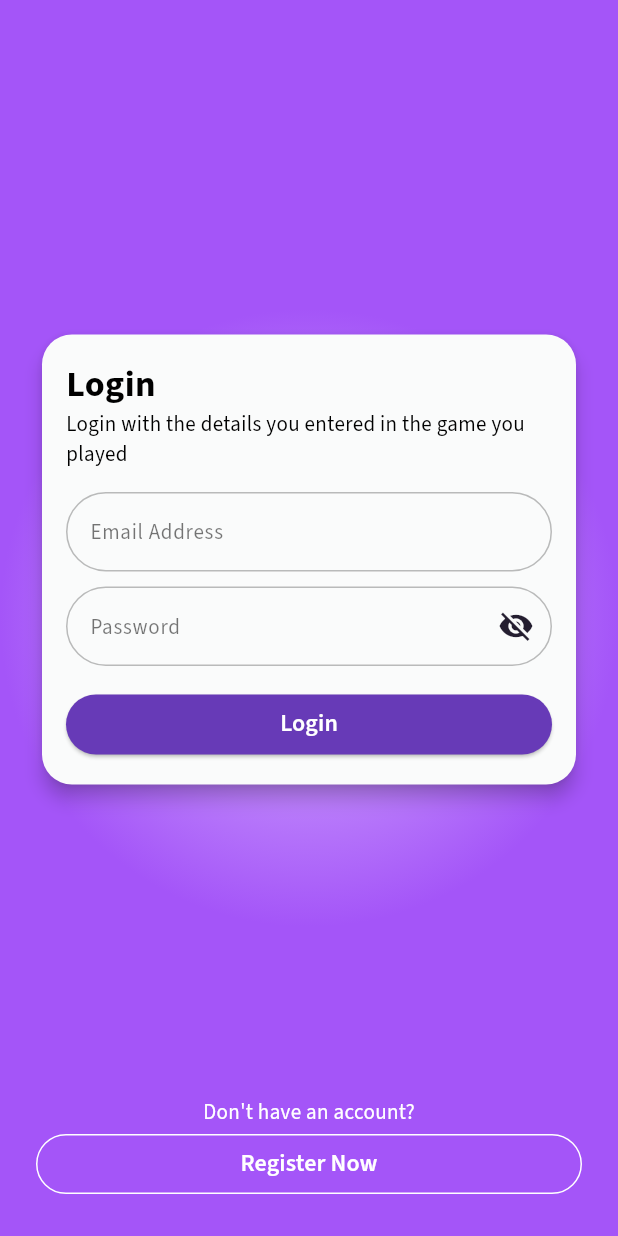
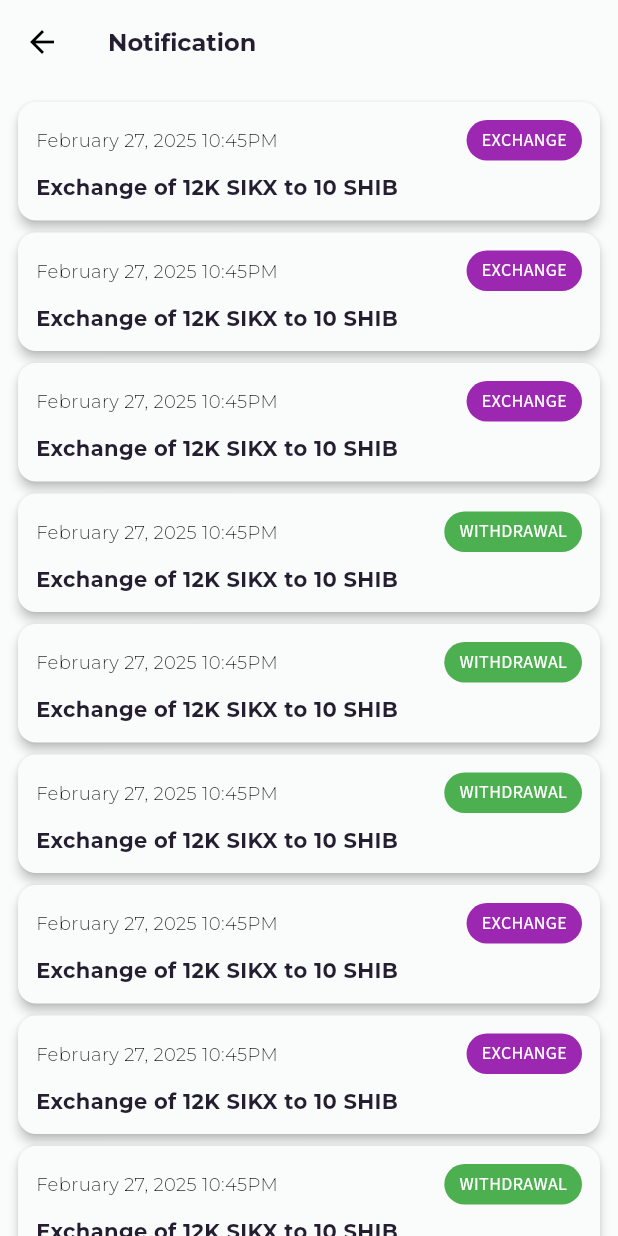
Before and after one commit to levantestudios5/sikka_wallet, a Flutter app: the screen it shows after launch, on a phone screen of 412 x 824 dp. Run offline on Flutter 3.47's test engine with Material 3 defaults, Android fonts, the phone set to English and light mode, and no system bars; our stand-ins replace another_flushbar, dio, event_bus, flutter_mobx, get_it, google_fonts and 3 more; generated files the repository leaves out were written again; project files that could hold a hidden picture were left out.

Commit message:
style(notification): added notification screen

```diff
--- /dev/null
+++ b/assets/json/feed_data.json
@@ -0,0 +1,92 @@
+[
+  {
+    "date": "February 27, 2025",
+    "title": "SikkaX Coin Launching Date",
+    "description": "Our SikkaX Coin is launching soon! In next July, 2026 we are launching SikkaX publicly.",
+    "image": "https://picsum.photos/400/200"
+  },
+  {
+    "date": "March 15, 2025",
+    "title": "Blockchain Security Update",
+    "description": "We have upgraded our blockchain security to enhance transaction safety and prevent fraud.",
+    "image": "https://picsum.photos/401/200"
+  },
+  {
+    "date": "April 2, 2025",
+    "title": "SikkaX Wallet New Features",
+    "description": "Our latest update brings enhanced security and seamless integration with multiple crypto platforms.",
+    "image": "https://picsum.photos/402/200"
+  },
+  {
+    "date": "April 20, 2025",
+    "title": "SikkaX Conference 2025",
+    "description": "Join us for the SikkaX Conference where top industry leaders discuss the future of digital currency.",
+    "image": "https://picsum.photos/403/200"
+  },
+  {
+    "date": "May 5, 2025",
+    "title": "SikkaX Staking Rewards Increased",
+    "description": "We are increasing our staking rewards for early adopters. Earn more by staking your coins now!",
+    "image": "https://picsum.photos/404/200"
+  },
+  {
+    "date": "May 25, 2025",
+    "title": "SikkaX Mobile App Released",
+    "description": "The official SikkaX mobile app is now available for download on iOS and Android.",
+    "image": "https://picsum.photos/405/200"
+  },
+  {
+    "date": "June 10, 2025",
+    "title": "Partnership with Global Exchanges",
+    "description": "SikkaX is now officially listed on multiple global crypto exchanges for seamless trading.",
+    "image": "https://picsum.photos/406/200"
+  },
+  {
+    "date": "June 30, 2025",
+    "title": "NFT Marketplace Launch",
+    "description": "We are launching our NFT marketplace for creators and collectors to trade exclusive digital assets.",
+    "image": "https://picsum.photos/407/200"
+  },
+  {
+    "date": "July 15, 2025",
+    "title": "New Payment Gateway Integration",
+    "description": "SikkaX can now be used to make payments at major retailers worldwide.",
+    "image": "https://picsum.photos/408/200"
+  },
+  {
+    "date": "August 1, 2025",
+    "title": "Major Software Upgrade",
+    "description": "Our core software has been upgraded to improve performance and reduce transaction times.",
+    "image": "https://picsum.photos/409/200"
+  },
+  {
+    "date": "August 20, 2025",
+    "title": "SikkaX Debit Card Announcement",
+    "description": "We are introducing a SikkaX debit card, allowing users to spend their crypto anywhere.",
+    "image": "https://picsum.photos/410/200"
+  },
+  {
+    "date": "September 5, 2025",
+    "title": "Community Airdrop Event",
+    "description": "A special airdrop event is coming for our loyal community members!",
+    "image": "https://picsum.photos/411/200"
+  },
+  {
+    "date": "September 25, 2025",
+    "title": "SikkaX Smart Contracts",
+    "description": "We are launching smart contract capabilities for developers to build on our blockchain.",
+    "image": "https://picsum.photos/412/200"
+  },
+  {
+    "date": "October 10, 2025",
+    "title": "Major Exchange Listing",
+    "description": "SikkaX will be listed on one of the top global exchanges soon. Stay tuned!",
+    "image": "https://picsum.photos/413/200"
+  },
+  {
+    "date": "November 1, 2025",
+    "title": "SikkaX Global Expansion",
+    "description": "We are expanding our services to new countries to increase adoption and accessibility.",
+    "image": "https://picsum.photos/414/200"
+  }
+]
--- /dev/null
+++ b/assets/json/notifications.json
@@ -0,0 +1,47 @@
+[
+  {
+    "date": "February 27, 2025 10:45PM",
+    "message": "Exchange of 12K SIKX to 10 SHIB",
+    "type": "EXCHANGE"
+  },
+  {
+    "date": "February 27, 2025 10:45PM",
+    "message": "Exchange of 12K SIKX to 10 SHIB",
+    "type": "EXCHANGE"
+  },
+  {
+    "date": "February 27, 2025 10:45PM",
+    "message": "Exchange of 12K SIKX to 10 SHIB",
+    "type": "EXCHANGE"
+  },
+  {
+    "date": "February 27, 2025 10:45PM",
+    "message": "Exchange of 12K SIKX to 10 SHIB",
+    "type": "WITHDRAWAL"
+  },
+  {
+    "date": "February 27, 2025 10:45PM",
+    "message": "Exchange of 12K SIKX to 10 SHIB",
+    "type": "WITHDRAWAL"
+  },
+  {
+    "date": "February 27, 2025 10:45PM",
+    "message": "Exchange of 12K SIKX to 10 SHIB",
+    "type": "WITHDRAWAL"
+  },
+  {
+    "date": "February 27, 2025 10:45PM",
+    "message": "Exchange of 12K SIKX to 10 SHIB",
+    "type": "EXCHANGE"
+  },
+  {
+    "date": "February 27, 2025 10:45PM",
+    "message": "Exchange of 12K SIKX to 10 SHIB",
+    "type": "EXCHANGE"
+  },
+  {
+    "date": "February 27, 2025 10:45PM",
+    "message": "Exchange of 12K SIKX to 10 SHIB",
+    "type": "WITHDRAWAL"
+  }
+]
--- a/lib/constants/app_theme.dart
+++ b/lib/constants/app_theme.dart
@@ -20,6 +20,7 @@
 /// `import 'path/to/setting.dart';`
 import 'package:flutter/material.dart';
 import 'package:google_fonts/google_fonts.dart';
+import 'package:sikka_wallet/constants/dimens.dart';
 
 class AppThemeData {
   static const _lightFillColor = Colors.black;
@@ -138,10 +139,64 @@ class AppThemeData {
 
   static const Color primaryColor = Color(0xFF8A2BE2);
   static const Color secondaryColor = Color(0xFF9B30FF);
+  static const Color exchangeColor = Colors.purple;
+  static const Color withdrawalColor = Colors.green;
   static const Color buttonColor = Color(0xFF6200EE);
-  static const TextStyle headline1 = TextStyle(fontSize: 22, fontWeight: FontWeight.bold, color: Colors.black);
-  static const TextStyle bodyText = TextStyle(fontSize: 16, color: Colors.black54);
   static const TextStyle buttonText = TextStyle(fontSize: 18, fontWeight: FontWeight.bold, color: Colors.white);
   static const TextStyle linkText = TextStyle(fontSize: 16, fontWeight: FontWeight.bold, color: Colors.blue);
 
+
+
+  static const TextStyle headline1 = TextStyle(
+    fontSize: Dimens.appBarFontSize,
+    fontWeight: FontWeight.bold,
+    color: Colors.white,
+  );
+
+  static const TextStyle headline2 = TextStyle(
+    fontSize: Dimens.titleFontSize,
+    fontWeight: FontWeight.bold,
+    color: Colors.black,
+  );
+
+  static const TextStyle bodyText = TextStyle(
+    fontSize: Dimens.bodyFontSize,
+    color: Colors.grey,
+  );
+
+  static const TextStyle subtitle1 = TextStyle(
+    fontSize: Dimens.bodyFontSize,
+    fontWeight: FontWeight.bold,
+    color: Colors.grey,
+  );
+
+  static final ThemeData lightTheme = ThemeData(
+    scaffoldBackgroundColor: Colors.grey[100],
+    appBarTheme: AppBarTheme(
+      backgroundColor: Colors.white,
+      elevation: 0,
+      titleTextStyle: TextStyle(
+        fontWeight: FontWeight.bold,
+        color: Colors.black,
+        fontSize: Dimens.paddingLarge,
+      ),
+    ),
+  );
+
+
+
+  static const TextStyle dateStyle = TextStyle(
+    color: Colors.black87,
+     fontSize: Dimens.spacingMedium,
+
+    fontWeight: FontWeight.w300,
+  );
+
+  static const TextStyle messageStyle = TextStyle(
+    fontSize: Dimens.bodyFontSize,
+    fontWeight: FontWeight.bold,
+  );
+
+
+
 }
--- a/lib/constants/dimens.dart
+++ b/lib/constants/dimens.dart
@@ -28,4 +28,16 @@ class Dimens {
   static const double radiusMedium = 16.0;
   static const double radiusSmall = 8.0;
   static const double buttonHeight = 16.0;
+  // feed screen
+
+  static const double paddingSmall = 8.0;
+  static const double appBarFontSize = 20.0;
+  static const double titleFontSize = 16.0;
+  static const double cardRadiusNewsFeed = 12.0;
+  static const double cardElevationNewsFeed = 3.0;
+  static const double bodyFontSize = 14.0;
+
+  // notification screen
+  static const double radiusLarge = 20.0;
+  static const double elevationLow = 3.0;
 }
--- a/lib/presentation/my_app.dart
+++ b/lib/presentation/my_app.dart
@@ -1,9 +1,11 @@
 import 'package:flutter_localizations/flutter_localizations.dart';
 import 'package:sikka_wallet/constants/app_theme.dart';
 import 'package:sikka_wallet/constants/strings.dart';
+import 'package:sikka_wallet/presentation/feed/news_feed_screen.dart';
 import 'package:sikka_wallet/presentation/home/store/language/language_store.dart';
 import 'package:sikka_wallet/presentation/home/store/theme/theme_store.dart';
 import 'package:sikka_wallet/presentation/login/store/login_store.dart';
+import 'package:sikka_wallet/presentation/notification/notification_screen.dart';
 import 'package:sikka_wallet/presentation/registration/signin_screen.dart';
 import 'package:sikka_wallet/utils/locale/app_localization.dart';
 import 'package:sikka_wallet/utils/routes/routes.dart';
@@ -45,7 +47,7 @@ class MyApp extends StatelessWidget {
             // Built-in localization of basic text for Cupertino widgets
             GlobalCupertinoLocalizations.delegate,
           ],
-          home: _userStore.isLoggedIn ? LoginScreen() : LoginScreen(),
+          home: _userStore.isLoggedIn ? NotificationScreen() : NotificationScreen(),
         );
       },
     );
--- /dev/null
+++ b/lib/presentation/notification/notification_screen.dart
@@ -0,0 +1,88 @@
+import 'dart:convert';
+import 'package:flutter/material.dart';
+import 'package:flutter/services.dart';
+import 'package:sikka_wallet/constants/app_theme.dart';
+import 'package:sikka_wallet/constants/dimens.dart';
+
+class NotificationScreen extends StatefulWidget {
+  @override
+  _NotificationScreenState createState() => _NotificationScreenState();
+}
+
+class _NotificationScreenState extends State<NotificationScreen> {
+  List<dynamic> _notifications = [];
+
+  @override
+  void initState() {
+    super.initState();
+    _loadNotifications();
+  }
+
+  Future<void> _loadNotifications() async {
+    final String response =
+        await rootBundle.loadString('assets/json/notifications.json');
+    final List<dynamic> data = json.decode(response);
+    setState(() {
+      _notifications = data;
+    });
+  }
+
+  @override
+  Widget build(BuildContext context) {
+    return Scaffold(
+      appBar: AppBar(
+          title: Text(
+            "Notification",
+          ),
+          leading: Icon(Icons.arrow_back, color: Colors.black)),
+      body: _notifications.isEmpty
+          ? Center(child: CircularProgressIndicator())
+          : ListView.builder(
+              padding: EdgeInsets.all(Dimens.paddingSmall),
+              itemCount: _notifications.length,
+              itemBuilder: (context, index) {
+                return _buildNotificationCard(_notifications[index]);
+              },
+            ),
+    );
+  }
+
+  Widget _buildNotificationCard(Map<String, dynamic> item) {
+    bool isExchange = item['type'] == 'EXCHANGE';
+    return Card(
+      elevation: Dimens.elevationLow,
+      child: Padding(
+        padding: EdgeInsets.all(Dimens.spacingMedium),
+        child: Column(
+          crossAxisAlignment: CrossAxisAlignment.start,
+          children: [
+            Row(
+              children: [
+                Text(item['date'], style: AppThemeData.dateStyle),
+                Spacer(),
+                Container(
+                  padding: EdgeInsets.symmetric(
+                      horizontal: Dimens.inputRadius,
+                      vertical: Dimens.cardElevation),
+                  decoration: BoxDecoration(
+                    color: isExchange
+                        ? AppThemeData.exchangeColor
+                        : AppThemeData.withdrawalColor,
+                    borderRadius: BorderRadius.circular(Dimens.spacingLarge),
+                  ),
+                  child: Text(
+                    item['type'],
+                    style: AppThemeData.subtitleStyle
+                        .copyWith(fontSize: Dimens.spacingMedium),
+                  ),
+                ),
+              ],
+            ),
+            SizedBox(height: Dimens.paddingSmall),
+            Text(item['message'], style: AppThemeData.messageStyle),
+          ],
+        ),
+      ),
+    );
+  }
+}
--- a/pubspec.yaml
+++ b/pubspec.yaml
@@ -131,6 +131,7 @@ flutter:
     - assets/images/
     - assets/icons/
     - assets/lang/
+    - assets/json/
 
   # To add assets to your application, add an assets section, like this:
   # assets:
```
